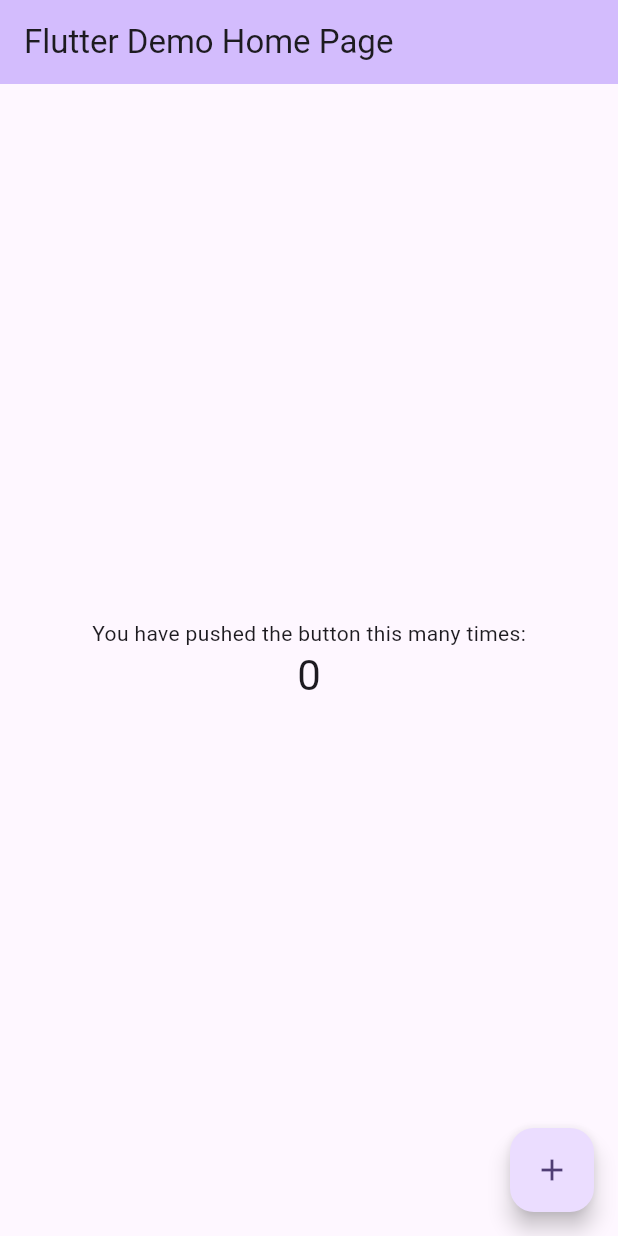
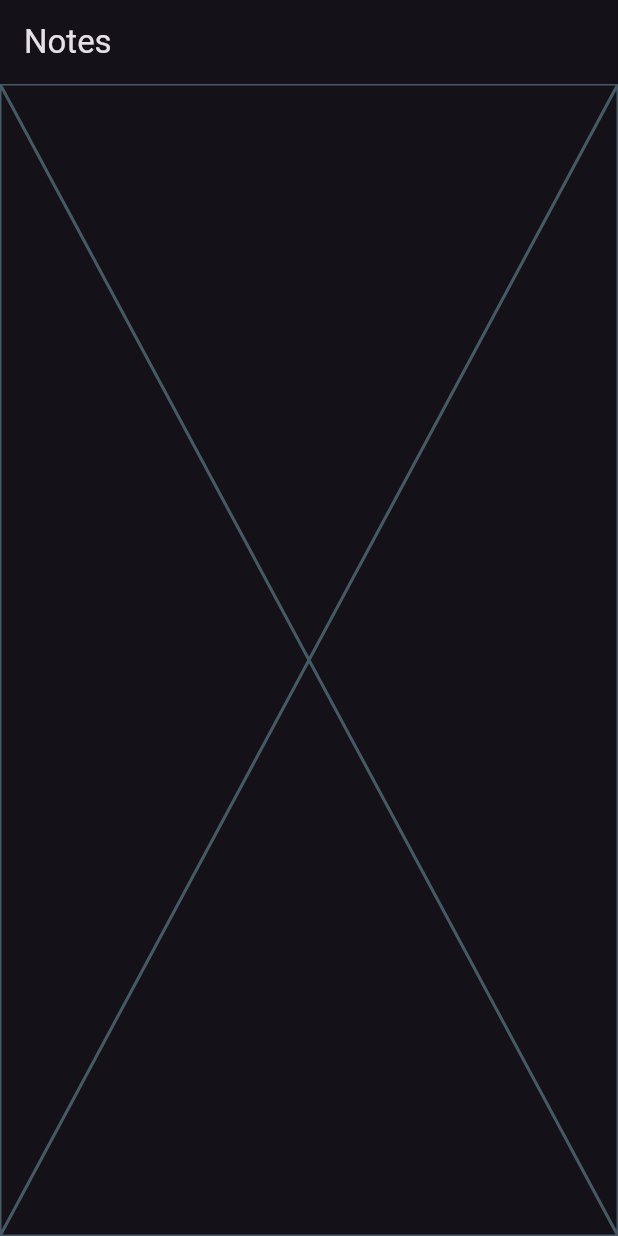
Before and after one commit to Mahmoud-Al-Ghannam/notes_app, a Flutter app: the screen it shows after launch, on a phone screen of 412 x 824 dp. Run offline on Flutter 3.47's test engine with Material 3 defaults, Android fonts, the phone set to English and light mode, and no system bars.

Commit message:
initialize app and add main files

```diff
--- a/lib/main.dart
+++ b/lib/main.dart
@@ -1,122 +1,22 @@
 import 'package:flutter/material.dart';
+import 'package:notes_app/views/notes_view.dart';
 
 void main() {
-  runApp(const MyApp());
+  runApp(const NotesApp());
 }
 
-class MyApp extends StatelessWidget {
-  const MyApp({super.key});
+class NotesApp extends StatelessWidget {
+  const NotesApp({super.key});
 
-  // This widget is the root of your application.
   @override
   Widget build(BuildContext context) {
     return MaterialApp(
-      title: 'Flutter Demo',
-      theme: ThemeData(
-        // This is the theme of your application.
-        //
-        // TRY THIS: Try running your application with "flutter run". You'll see
-        // the application has a purple toolbar. Then, without quitting the app,
-        // try changing the seedColor in the colorScheme below to Colors.green
-        // and then invoke "hot reload" (save your changes or press the "hot
-        // reload" button in a Flutter-supported IDE, or press "r" if you used
-        // the command line to start the app).
-        //
-        // Notice that the counter didn't reset back to zero; the application
-        // state is not lost during the reload. To reset the state, use hot
-        // restart instead.
-        //
-        // This works for code too, not just values: Most code changes can be
-        // tested with just a hot reload.
-        colorScheme: ColorScheme.fromSeed(seedColor: Colors.deepPurple),
-      ),
-      home: const MyHomePage(title: 'Flutter Demo Home Page'),
+      title: 'Notes App',
+      theme: ThemeData.dark(),
+      routes: {
+        NotesView.id : (context) => NotesView()
+      },
+      initialRoute: NotesView.id,
     );
   }
 }
-
-class MyHomePage extends StatefulWidget {
-  const MyHomePage({super.key, required this.title});
-
-  // This widget is the home page of your application. It is stateful, meaning
-  // that it has a State object (defined below) that contains fields that affect
-  // how it looks.
-
-  // This class is the configuration for the state. It holds the values (in this
-  // case the title) provided by the parent (in this case the App widget) and
-  // used by the build method of the State. Fields in a Widget subclass are
-  // always marked "final".
-
-  final String title;
-
-  @override
-  State<MyHomePage> createState() => _MyHomePageState();
-}
-
-class _MyHomePageState extends State<MyHomePage> {
-  int _counter = 0;
-
-  void _incrementCounter() {
-    setState(() {
-      // This call to setState tells the Flutter framework that something has
-      // changed in this State, which causes it to rerun the build method below
-      // so that the display can reflect the updated values. If we changed
-      // _counter without calling setState(), then the build method would not be
-      // called again, and so nothing would appear to happen.
-      _counter++;
-    });
-  }
-
-  @override
-  Widget build(BuildContext context) {
-    // This method is rerun every time setState is called, for instance as done
-    // by the _incrementCounter method above.
-    //
-    // The Flutter framework has been optimized to make rerunning build methods
-    // fast, so that you can just rebuild anything that needs updating rather
-    // than having to individually change instances of widgets.
-    return Scaffold(
-      appBar: AppBar(
-        // TRY THIS: Try changing the color here to a specific color (to
-        // Colors.amber, perhaps?) and trigger a hot reload to see the AppBar
-        // change color while the other colors stay the same.
-        backgroundColor: Theme.of(context).colorScheme.inversePrimary,
-        // Here we take the value from the MyHomePage object that was created by
-        // the App.build method, and use it to set our appbar title.
-        title: Text(widget.title),
-      ),
-      body: Center(
-        // Center is a layout widget. It takes a single child and positions it
-        // in the middle of the parent.
-        child: Column(
-          // Column is also a layout widget. It takes a list of children and
-          // arranges them vertically. By default, it sizes itself to fit its
-          // children horizontally, and tries to be as tall as its parent.
-          //
-          // Column has various properties to control how it sizes itself and
-          // how it positions its children. Here we use mainAxisAlignment to
-          // center the children vertically; the main axis here is the vertical
-          // axis because Columns are vertical (the cross axis would be
-          // horizontal).
-          //
-          // TRY THIS: Invoke "debug painting" (choose the "Toggle Debug Paint"
-          // action in the IDE, or press "p" in the console), to see the
-          // wireframe for each widget.
-          mainAxisAlignment: MainAxisAlignment.center,
-          children: <Widget>[
-            const Text('You have pushed the button this many times:'),
-            Text(
-              '$_counter',
-              style: Theme.of(context).textTheme.headlineMedium,
-            ),
-          ],
-        ),
-      ),
-      floatingActionButton: FloatingActionButton(
-        onPressed: _incrementCounter,
-        tooltip: 'Increment',
-        child: const Icon(Icons.add),
-      ), // This trailing comma makes auto-formatting nicer for build methods.
-    );
-  }
-}
--- /dev/null
+++ b/lib/views/notes_view.dart
@@ -0,0 +1,15 @@
+import 'package:flutter/material.dart';
+import 'package:notes_app/widgets/note_widget.dart';
+
+class NotesView extends StatelessWidget {
+  static const String id = "NotesView";
+  const NotesView({super.key});
+
+  @override
+  Widget build(BuildContext context) {
+    return Scaffold(
+      appBar: AppBar(title: Text("Notes")),
+      body: Placeholder()
+    );
+  }
+}
--- /dev/null
+++ b/lib/widgets/note_widget.dart
@@ -0,0 +1,10 @@
+import 'package:flutter/material.dart';
+
+class NoteWidget extends StatelessWidget {
+  const NoteWidget({super.key});
+
+  @override
+  Widget build(BuildContext context) {
+    return const Placeholder();
+  }
+}
```
Also changed, not shown: 1 other file.
